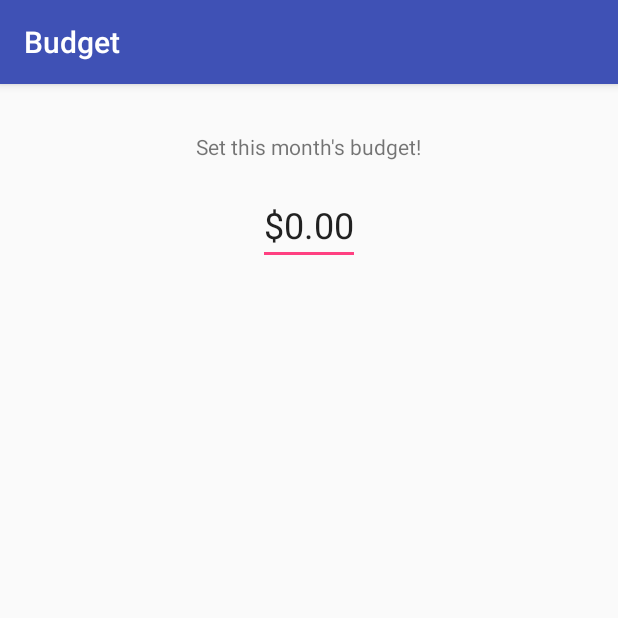
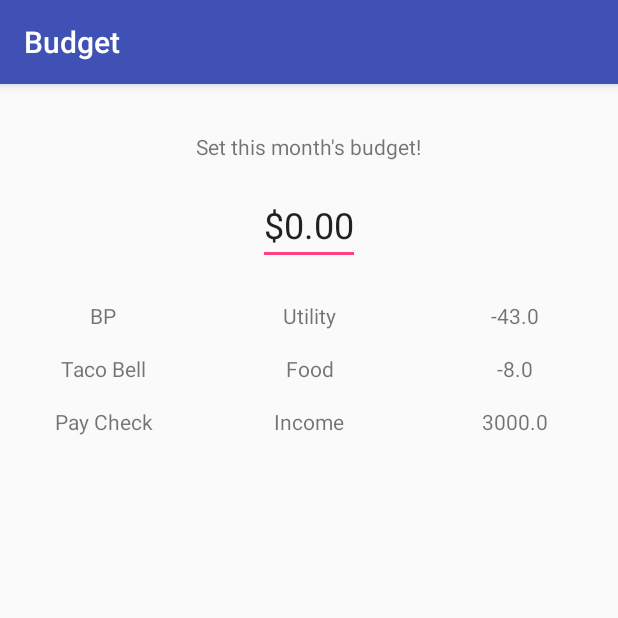
Before and after one commit to jeffchang5/Android-Workshop, an Android app: the screen it shows after launch (MainActivity), on a phone screen of 412 x 824 dp, the top half of it. Run offline under Robolectric (Android 15) with nearby library versions, the phone set to English and light mode, and no system bars.

Commit message:
Added RecyclerView List for budget items

```diff
--- a/Budget/app/src/main/java/io/jeffchang/budget/MainActivity.java
+++ b/Budget/app/src/main/java/io/jeffchang/budget/MainActivity.java
@@ -3,6 +3,13 @@ package io.jeffchang.budget;
 import android.os.Bundle;
 import android.support.annotation.Nullable;
 import android.support.v7.app.AppCompatActivity;
+import android.support.v7.widget.LinearLayoutManager;
+import android.support.v7.widget.RecyclerView;
+
+import java.util.ArrayList;
+
+import io.jeffchang.budget.budgetlist.BudgetItem;
+import io.jeffchang.budget.budgetlist.BudgetListRecyclerViewAdapter;
 
 public class MainActivity extends AppCompatActivity {
 
@@ -10,6 +17,36 @@ public class MainActivity extends AppCompatActivity {
     protected void onCreate(@Nullable Bundle savedInstanceState) {
         super.onCreate(savedInstanceState);
         setContentView(R.layout.activity_main);
+
+        RecyclerView budgetRecyclerView = findViewById(R.id.activity_main_budget_recycler_view);
+
+
+        // Here we add mock data to test our UI
+        ArrayList<BudgetItem> budgetItemArrayList = new ArrayList<>();
+
+        BudgetItem gasItem = new BudgetItem(
+                "gas", "BP", "Utility", -43
+        );
+        budgetItemArrayList.add(gasItem);
+
+        BudgetItem tacoBellItem = new BudgetItem(
+                "taco_bell", "Taco Bell", "Food", -8
+        );
+        budgetItemArrayList.add(tacoBellItem);
+
+        BudgetItem payCheck = new BudgetItem(
+                "pay_check", "Pay Check", "Income", 3000
+        );
+        budgetItemArrayList.add(payCheck);
+
+
+        BudgetListRecyclerViewAdapter adapter = new BudgetListRecyclerViewAdapter(
+                budgetItemArrayList
+        );
+        budgetRecyclerView.setLayoutManager(
+                new LinearLayoutManager(this)
+        );
+        budgetRecyclerView.setAdapter(adapter);
     }
 
 }
--- /dev/null
+++ b/Budget/app/src/main/java/io/jeffchang/budget/budgetlist/BudgetItem.java
@@ -0,0 +1,57 @@
+package io.jeffchang.budget.budgetlist;
+
+public class BudgetItem {
+
+    private String id;
+
+    private String name;
+
+    private String category;
+
+    private float amount;
+
+    public BudgetItem(
+            String id,
+            String name,
+            String category,
+            float amount
+    ) {
+        this.id = id;
+        this.name = name;
+        this.category = category;
+        this.amount = amount;
+
+    }
+
+    public String getId() {
+        return id;
+    }
+
+    public void setId(String id) {
+        this.id = id;
+    }
+
+    public String getName() {
+        return name;
+    }
+
+    public void setName(String name) {
+        this.name = name;
+    }
+
+    public String getCategory() {
+        return category;
+    }
+
+    public void setCategory(String category) {
+        this.category = category;
+    }
+
+    public float getAmount() {
+        return amount;
+    }
+
+    public void setAmount(float amount) {
+        this.amount = amount;
+    }
+}
--- /dev/null
+++ b/Budget/app/src/main/java/io/jeffchang/budget/budgetlist/BudgetListRecyclerViewAdapter.java
@@ -0,0 +1,73 @@
+package io.jeffchang.budget.budgetlist;
+
+import android.content.Context;
+import android.support.annotation.NonNull;
+import android.support.v7.widget.RecyclerView;
+import android.view.LayoutInflater;
+import android.view.View;
+import android.view.ViewGroup;
+import android.widget.TextView;
+
+import java.util.ArrayList;
+
+import io.jeffchang.budget.R;
+
+public class BudgetListRecyclerViewAdapter extends RecyclerView.Adapter<
+        BudgetListRecyclerViewAdapter.BudgetListViewHolder> {
+
+    private ArrayList<BudgetItem> budgetItems;
+
+    public BudgetListRecyclerViewAdapter(ArrayList<BudgetItem> budgetItems) {
+        this.budgetItems = budgetItems;
+    }
+
+    @NonNull
+    @Override
+    public BudgetListViewHolder onCreateViewHolder(@NonNull ViewGroup viewGroup, int i) {
+        Context context = viewGroup.getContext();
+        View budgetItem = LayoutInflater
+                .from(context)
+                .inflate(R.layout.item_budget, viewGroup, false);
+
+        BudgetListViewHolder viewHolder = new BudgetListViewHolder(budgetItem);
+        return viewHolder;
+    }
+
+    @Override
+    public void onBindViewHolder(@NonNull BudgetListViewHolder viewHolder, int i) {
+        viewHolder.bind(budgetItems.get(i));
+    }
+
+    @Override
+    public int getItemCount() {
+        return budgetItems.size();
+    }
+
+    class BudgetListViewHolder extends RecyclerView.ViewHolder {
+
+        private final TextView titleTextView;
+
+        private final TextView categoryTextView;
+
+        private final TextView amountTextView;
+
+        BudgetListViewHolder(@NonNull View itemView) {
+            super(itemView);
+            titleTextView = itemView.findViewById(R.id.item_budget_title_text_view);
+
+            categoryTextView = itemView.findViewById(R.id.item_budget_category_text_view);
+
+            amountTextView = itemView.findViewById(R.id.item_budget_amount_text_view);
+        }
+
+        public void bind(BudgetItem budgetItem) {
+            titleTextView.setText(budgetItem.getName());
+            categoryTextView.setText(budgetItem.getCategory());
+
+            String amount = Float.toString(
+                    budgetItem.getAmount()
+            );
+            amountTextView.setText(amount);
+        }
+    }
+}
--- /dev/null
+++ b/Budget/app/src/main/res/layout/item_budget.xml
@@ -0,0 +1,39 @@
+<?xml version="1.0" encoding="utf-8"?>
+<LinearLayout
+    xmlns:android="http://schemas.android.com/apk/res/android"
+    xmlns:tools="http://schemas.android.com/tools"
+    android:layout_width="match_parent"
+    android:layout_height="wrap_content"
+    android:orientation="horizontal">
+
+    <TextView
+        android:id="@+id/item_budget_title_text_view"
+        android:layout_width="0dp"
+        android:layout_height="wrap_content"
+        android:layout_weight="1"
+        android:paddingTop="8dp"
+        android:paddingBottom="8dp"
+        android:gravity="center"
+        tools:text="Title" />
+
+    <TextView
+        android:id="@+id/item_budget_category_text_view"
+        android:layout_width="0dp"
+        android:layout_height="wrap_content"
+        android:layout_weight="1"
+        android:paddingTop="8dp"
+        android:paddingBottom="8dp"
+        android:gravity="center"
+        tools:text="Category" />
+
+    <TextView
+        android:id="@+id/item_budget_amount_text_view"
+        android:layout_width="0dp"
+        android:layout_height="wrap_content"
+        android:layout_weight="1"
+        android:paddingTop="8dp"
+        android:paddingBottom="8dp"
+        android:gravity="center"
+        tools:text="Amount" />
+
+</LinearLayout>
```
